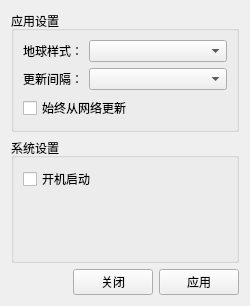
Old version of the form src/config.ui in the repository Pylogmon/earth_wallpaper.
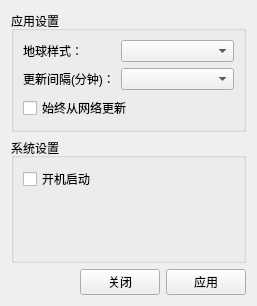
New version of the form.

What changed in the file:
```diff
--- a/src/config.ui
+++ b/src/config.ui
@@ -6,7 +6,7 @@
    <rect>
     <x>0</x>
     <y>0</y>
-    <width>250</width>
+    <width>257</width>
     <height>306</height>
    </rect>
   </property>
@@ -40,7 +40,7 @@
       <item row="1" column="0">
        <widget class="QLabel" name="label_2">
         <property name="text">
-         <string>更新间隔：</string>
+         <string>更新间隔(分钟)：</string>
         </property>
        </widget>
       </item>
```
Left out of the diff: 2 changed lines with no effect on the pictures.
